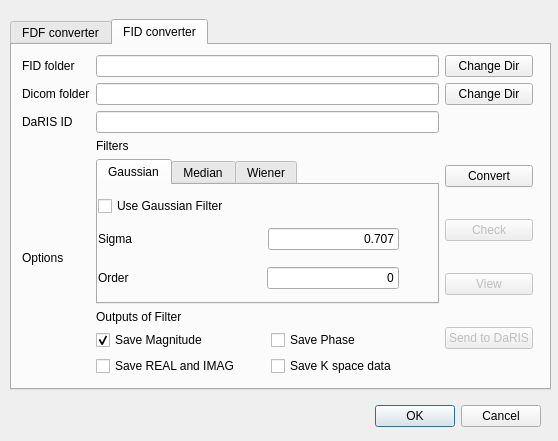
The window that FDF2DicomQt.ui (maeager/Agilent2Dicom) describes before a commit, drawn with Qt 5.
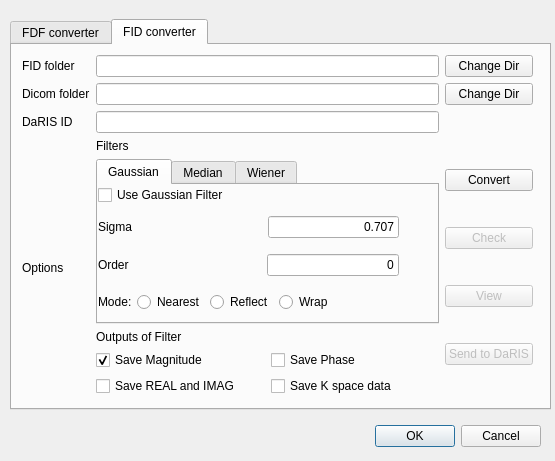
The same window after the commit. The open tabs and pages were chosen to show the change.

Commit message: Qt GUI updated with updateGUI method, gaussian modes.

Patch:
```diff
--- a/FDF2DicomQt.ui
+++ b/FDF2DicomQt.ui
@@ -6,8 +6,8 @@
    <rect>
     <x>0</x>
     <y>0</y>
-    <width>558</width>
-    <height>441</height>
+    <width>555</width>
+    <height>461</height>
    </rect>
   </property>
   <property name="windowTitle">
@@ -20,7 +20,7 @@
    <property name="geometry">
     <rect>
      <x>200</x>
-     <y>400</y>
+     <y>420</y>
      <width>341</width>
      <height>32</height>
     </rect>
@@ -38,7 +38,7 @@
      <x>10</x>
      <y>19</y>
      <width>541</width>
-     <height>371</height>
+     <height>391</height>
     </rect>
    </property>
    <property name="toolTip">
@@ -392,7 +392,7 @@
        <x>10</x>
        <y>10</y>
        <width>511</width>
-       <height>321</height>
+       <height>341</height>
       </rect>
      </property>
      <layout class="QGridLayout" name="gridLayout_3">
@@ -561,9 +561,9 @@
             <property name="geometry">
              <rect>
               <x>0</x>
-              <y>10</y>
+              <y>0</y>
               <width>301</width>
-              <height>101</height>
+              <height>134</height>
              </rect>
             </property>
             <layout class="QGridLayout" name="gridLayout_9">
@@ -703,6 +703,65 @@
                </property>
               </widget>
              </item>
+             <item row="3" column="0">
+              <layout class="QHBoxLayout" name="horizontalLayout_31" stretch="0,0,0,0,0">
+               <property name="spacing">
+                <number>5</number>
+               </property>
+               <property name="topMargin">
+                <number>5</number>
+               </property>
+               <property name="bottomMargin">
+                <number>5</number>
+               </property>
+               <item>
+                <widget class="QLabel" name="label_28">
+                 <property name="toolTip">
+                  <string>scalar or sequence of scalars
+
+    Standard deviation for Gaussian kernel. The standard deviations of the Gaussian filter are given for each axis as a sequence, or as a single number, in which case it is equal for all axes.</string>
+                 </property>
+                 <property name="text">
+                  <string>Mode:</string>
+                 </property>
+                </widget>
+               </item>
+               <item>
+                <widget class="QRadioButton" name="nearest">
+                 <property name="text">
+                  <string>Nearest</string>
+                 </property>
+                </widget>
+               </item>
+               <item>
+                <widget class="QRadioButton" name="reflect">
+                 <property name="text">
+                  <string>Reflect</string>
+                 </property>
+                </widget>
+               </item>
+               <item>
+                <widget class="QRadioButton" name="wrap">
+                 <property name="text">
+                  <string>Wrap</string>
+                 </property>
+                </widget>
+               </item>
+               <item>
+                <spacer name="horizontalSpacer_7">
+                 <property name="orientation">
+                  <enum>Qt::Horizontal</enum>
+                 </property>
+                 <property name="sizeHint" stdset="0">
+                  <size>
+                   <width>40</width>
+                   <height>20</height>
+                  </size>
+                 </property>
+                </spacer>
+               </item>
+              </layout>
+             </item>
             </layout>
            </widget>
           </widget>
```
Left out of the diff: 93 changed lines with no effect on the pictures. The commit also changes 2 other files.
